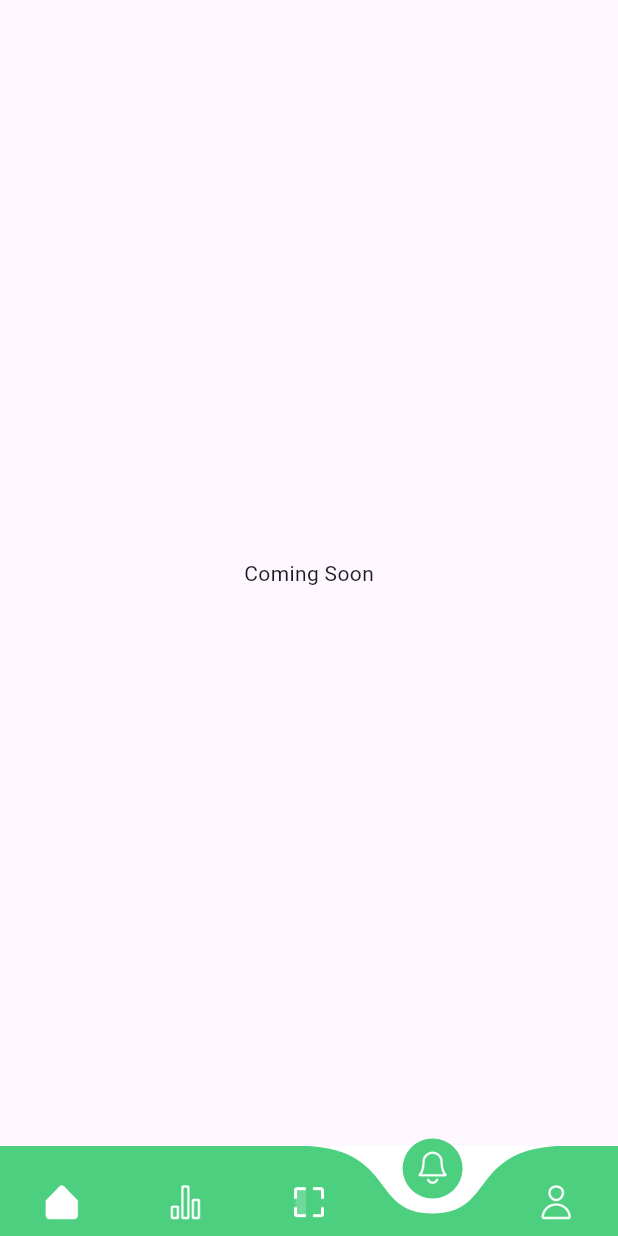
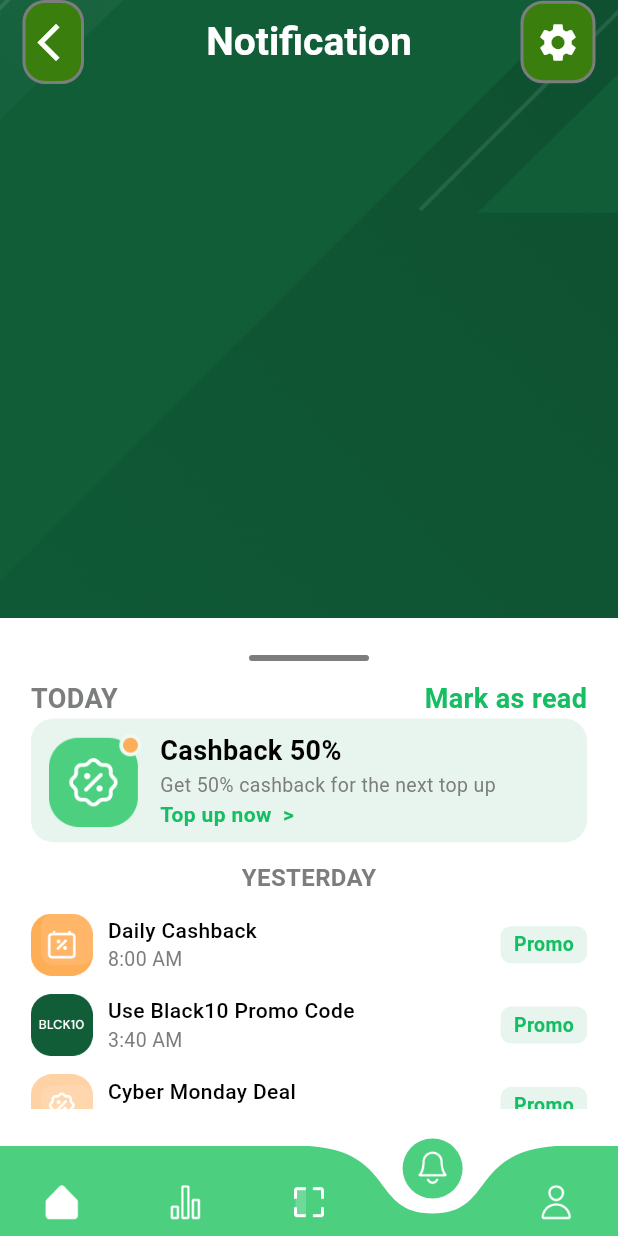
Before and after one commit to asm2212/eca, a Flutter app: the screen it shows after launch, item 4 of the bottom bar chosen, on a phone screen of 412 x 824 dp. Run offline on Flutter 3.47's test engine with Material 3 defaults, Android fonts, the phone set to English and light mode, and no system bars; drawn by our look-alikes of curved_navigation_bar.

Commit message:
notification screen

```diff
--- a/lib/screens/main_screen.dart
+++ b/lib/screens/main_screen.dart
@@ -2,6 +2,7 @@ import 'package:curved_navigation_bar/curved_navigation_bar.dart';
 import 'package:flutter/material.dart';
 import 'package:wpay/screens/blank_screen.dart';
 import 'package:wpay/screens/home_screen.dart';
+import 'package:wpay/screens/notification_screen.dart';
 import 'package:wpay/screens/static_screen.dart';
 import 'package:wpay/utils/constants.dart';
 
@@ -19,7 +20,7 @@ class _MainScreenState extends State<MainScreen> {
     const HomeScreen(),
     const StaticScreen(),
     const BlankScreen(),
-    const BlankScreen(),
+    const NotificationScreen(),
     const BlankScreen(),
   ];
 
--- /dev/null
+++ b/lib/screens/notification_screen.dart
@@ -0,0 +1,535 @@
+import 'package:flutter/material.dart';
+import 'package:wpay/utils/constants.dart';
+
+class NotificationScreen extends StatefulWidget {
+  const NotificationScreen({super.key});
+
+  @override
+  State<NotificationScreen> createState() => _NotificationScreenState();
+}
+
+class _NotificationScreenState extends State<NotificationScreen> {
+  @override
+  Widget build(BuildContext context) {
+    var media = MediaQuery.of(context).size;
+
+    return Scaffold(
+      body: Container(
+        decoration: BoxDecoration(
+          color: Constants.white,
+          borderRadius: const BorderRadius.only(
+            topLeft: Radius.circular(25),
+            topRight: Radius.circular(25),
+          ),
+        ),
+        child: NestedScrollView(
+          headerSliverBuilder: (context, innerBoxIsScrolled) {
+            return [
+              SliverAppBar(
+                backgroundColor: Colors.white,
+                centerTitle: true,
+                elevation: 0,
+                leading: Padding(
+                  padding: const EdgeInsets.only(left: 15),
+                  child: Container(
+                    width: 50,
+                    height: 55,
+                    decoration: BoxDecoration(
+                      color: Constants.primaryText,
+                      borderRadius: BorderRadius.circular(15),
+                      border: Border.all(
+                        color: Constants.secondaryText,
+                        width: 2,                      ),
+                    ),
+                    child: IconButton(
+                      onPressed: () {},
+                      icon: const Icon(
+                        Icons.arrow_back_ios,
+                        size: 30,
+                      ),
+                      color: Constants.white,
+                    ),
+                  ),
+                ),
+
+        title:  Text(
+          'Notification',
+          style: TextStyle(
+            color: Constants.white,
+            fontSize: 26,
+            fontWeight: FontWeight.bold,
+          ),
+        ),
+        actions: [
+          Padding(
+            padding: const EdgeInsets.only(right: 15),
+            child: Container(
+              width: 50,
+              height: 55,
+              decoration: BoxDecoration(
+                color: Constants.primaryText,
+                borderRadius: BorderRadius.circular(15),
+                border: Border.all(
+                  color: Constants.secondaryText,
+                  width: 2,
+                ),
+              ),
+              child: IconButton(
+                onPressed: () {},
+                icon: const Icon(
+                  Icons.settings,
+                  size: 30,
+                ),
+                color: Constants.white,
+              ),
+            ),
+          ),
+        ],
+                expandedHeight: media.width * 1,
+                flexibleSpace: FlexibleSpaceBar(
+                  background: Image.asset(
+                    "assets/images/noti_back.png",
+                    width: media.width,
+                    height: media.width * 0.2,
+                    fit: BoxFit.cover,
+                  ),
+                ),
+              ),
+            ];
+          },
+          body: Container(
+            padding: EdgeInsets.symmetric(
+              horizontal: media.width * 0.05,
+              vertical: media.height * 0.03,
+            ),
+            decoration: const BoxDecoration(
+              color: Colors.white,
+              borderRadius: BorderRadius.only(
+                topLeft: Radius.circular(25),
+                topRight: Radius.circular(25),
+              ),
+            ),
+            child: SingleChildScrollView(
+
+              child: Column(
+                // crossAxisAlignment: CrossAxisAlignment.start,
+                children: [
+                  Container(
+                    height: 4,
+                    width: 80,
+                    decoration: BoxDecoration(
+                      color: Constants.secondaryText,
+                      borderRadius: BorderRadius.circular(3),
+                    ),
+                  ),
+                  SizedBox(height: media.width * 0.03),
+                  Row(
+                    mainAxisAlignment: MainAxisAlignment.spaceBetween,
+                    children: [
+                      Text(
+                        "TODAY",
+                        style: TextStyle(
+                          fontSize: 18,
+                          fontWeight: FontWeight.bold,
+                          color: Constants.secondaryText,
+                        ),
+                      ),
+                      Text(
+                        "Mark as read",
+                        style: TextStyle(
+                          fontSize: 18,
+                          fontWeight: FontWeight.bold,
+                          color: Constants.circleColor,
+                        ),
+                      ),
+
+                    ],
+                  ),
+                 Container(
+                  height: media.height*0.1,
+                  width: media.width,
+                  decoration: BoxDecoration(
+                    color: Constants.rectangleColor,
+                    borderRadius: BorderRadius.circular(15),
+                  ),
+                  child: Padding(
+                    padding: const EdgeInsets.symmetric(horizontal: 12,vertical: 5),
+                    child: Row(
+                      children: [
+                        Image.asset(
+                          "assets/images/today_noti.png",
+                          width: media.width * 0.15,
+                          height: media.width * 0.2,
+                        ),
+                        SizedBox(width: media.width * 0.03),
+                        Column(
+                          mainAxisAlignment: MainAxisAlignment.center,
+                          crossAxisAlignment: CrossAxisAlignment.start,
+                          children: [
+                            Text(
+                              "Cashback 50% ",
+                              style: TextStyle(
+                                fontSize: 18,
+                                fontWeight: FontWeight.w700,
+                                color: Constants.black,
+                              ),
+                            ),
+                            Text(
+                              "Get 50% cashback for the next top up",
+                              style: TextStyle(
+                                fontSize: 13,
+                                fontWeight: FontWeight.normal,
+                                color: Constants.secondaryText,
+                              ),
+                            ),
+                           Text(
+                              "Top up now  >",
+                              style: TextStyle(
+                                fontSize: 14,
+                                fontWeight: FontWeight.bold,
+                                color: Constants.circleColor,
+                              ),
+                            ),
+                          ],
+                        )
+                      ]
+                    ),
+                  ),
+                 ),
+                 SizedBox(height: media.width * 0.03),
+                 Text(
+                  "YESTERDAY",
+                  style: TextStyle(
+                    fontSize: 16,
+                    fontWeight: FontWeight.bold,
+                    color: Constants.secondaryText,
+                  ),
+                  ),
+                  SizedBox(height: media.width * 0.03),
+                  Row(
+                    children: [
+                      Image.asset(
+                        "assets/images/yes1.png",
+                        width: media.width*0.1,
+                        height: media.height*0.05,
+                      ),
+                      const SizedBox(width: 10,),
+                      Column(
+                        mainAxisAlignment: MainAxisAlignment.center,
+                        crossAxisAlignment: CrossAxisAlignment.start,
+                        children: [
+                          Text(
+                            "Daily Cashback",
+                            style: TextStyle(
+                              fontSize: 14,
+                              fontWeight: FontWeight.w500,
+                              color: Constants.black,
+                            )
+                          ),
+                          Text(
+                            "8:00 AM",
+                            style: TextStyle(
+                              fontSize: 13,
+                              fontWeight: FontWeight.w400,
+                              color: Constants.secondaryText,
+                            )
+                          ),
+                        ],
+                      ),
+                      Spacer(),
+                      Container(
+                        height: media.height*0.03,
+                        width: media.width*0.14,
+                        decoration: BoxDecoration(
+                          color: Constants.rectangleColor,
+                          borderRadius: BorderRadius.circular(7),
+                        ),
+                        child: Center(
+                          child: Text(
+                            "Promo",
+                            style: TextStyle(
+                              fontSize: 13,
+                              fontWeight: FontWeight.bold,
+                              color: Constants.circleColor,
+                            ),
+                          ),
+                        ),
+                      )
+                    ],
+                  ),
+                  SizedBox(height: media.width * 0.03),
+                  Row(
+                    children: [
+                      Image.asset(
+                        "assets/images/yes2.png",
+                        width: media.width*0.1,
+                        height: media.height*0.05,
+                      ),
+                      const SizedBox(width: 10,),
+                      Column(
+                        mainAxisAlignment: MainAxisAlignment.center,
+                        crossAxisAlignment: CrossAxisAlignment.start,
+                        children: [
+                          Text(
+                            "Use Black10 Promo Code",
+                            style: TextStyle(
+                              fontSize: 14,
+                              fontWeight: FontWeight.w500,
+                              color: Constants.black,
+                            )
+                          ),
+                          Text(
+                            "3:40 AM",
+                            style: TextStyle(
+                              fontSize: 13,
+                              fontWeight: FontWeight.w400,
+                              color: Constants.secondaryText,
+                            )
+                          ),
+                        ],
+                      ),
+                      Spacer(),
+                      Container(
+                        height: media.height*0.03,
+                        width: media.width*0.14,
+                        decoration: BoxDecoration(
+                          color: Constants.rectangleColor,
+                          borderRadius: BorderRadius.circular(7),
+                        ),
+                        child: Center(
+                          child: Text(
+                            "Promo",
+                            style: TextStyle(
+                              fontSize: 13,
+                              fontWeight: FontWeight.bold,
+                              color: Constants.circleColor,
+                            ),
+                          ),
+                        ),
+                      )
+                    ],
+                  ),SizedBox(height: media.width * 0.03),
+                  Row(
+                    children: [
+                      Image.asset(
+                        "assets/images/yes3.png",
+                        width: media.width*0.1,
+                        height: media.height*0.05,
+                      ),
+                      const SizedBox(width: 10,),
+                      Column(
+                        mainAxisAlignment: MainAxisAlignment.center,
+                        crossAxisAlignment: CrossAxisAlignment.start,
+                        children: [
+                          Text(
+                            "Cyber Monday Deal",
+                            style: TextStyle(
+                              fontSize: 14,
+                              fontWeight: FontWeight.w500,
+                              color: Constants.black,
+                            )
+                          ),
+                          Text(
+                            "10:12 AM",
+                            style: TextStyle(
+                              fontSize: 13,
+                              fontWeight: FontWeight.w400,
+                              color: Constants.secondaryText,
+                            )
+                          ),
+                        ],
+                      ),
+                      Spacer(),
+                      Container(
+                        height: media.height*0.03,
+                        width: media.width*0.14,
+                        decoration: BoxDecoration(
+                          color: Constants.rectangleColor,
+                          borderRadius: BorderRadius.circular(7),
+                        ),
+                        child: Center(
+                          child: Text(
+                            "Promo",
+                            style: TextStyle(
+                              fontSize: 13,
+                              fontWeight: FontWeight.bold,
+                              color: Constants.circleColor,
+                            ),
+                          ),
+                        ),
+                      )
+                    ],
+                  ),SizedBox(height: media.width * 0.03),
+                  Row(
+                    children: [
+                      Image.asset(
+                        "assets/images/yes4.png",
+                        width: media.width*0.1,
+                        height: media.height*0.05,
+                      ),
+                      const SizedBox(width: 10,),
+                      Column(
+                        mainAxisAlignment: MainAxisAlignment.center,
+                        crossAxisAlignment: CrossAxisAlignment.start,
+                        children: [
+                          Text(
+                            "\$100 top up successfully added",
+                            style: TextStyle(
+                              fontSize: 14,
+                              fontWeight: FontWeight.w500,
+                              color: Constants.black,
+                            )
+                          ),
+                          Text(
+                            "9:00 AM",
+                            style: TextStyle(
+                              fontSize: 13,
+                              fontWeight: FontWeight.w400,
+                              color: Constants.secondaryText,
+                            )
+                          ),
+                        ],
+                      ),
+                      Spacer(),
+                      Container(
+                        height: media.height*0.03,
+                        width: media.width*0.14,
+                        decoration: BoxDecoration(
+                          color: Constants.rectangleColor,
+                          borderRadius: BorderRadius.circular(7),
+                        ),
+                        child: Center(
+                          child: Text(
+                            "info",
+                            style: TextStyle(
+                              fontSize: 13,
+                              fontWeight: FontWeight.bold,
+                              color: Constants.circleColor,
+                            ),
+                          ),
+                        ),
+                      )
+                    ],
+                  ),
+                   SizedBox(height: media.width * 0.03),
+                 Text(
+                  "LAST 7 DAY",
+                  style: TextStyle(
+                    fontSize: 16,
+                    fontWeight: FontWeight.bold,
+                    color: Constants.secondaryText,
+                  ),
+                  ),
+                  SizedBox(height: media.width * 0.03),
+                  Row(
+                    children: [
+                      Image.asset(
+                        "assets/images/L1.png",
+                        width: media.width*0.1,
+                        height: media.height*0.05,
+                      ),
+                      const SizedBox(width: 10,),
+                      Column(
+                        mainAxisAlignment: MainAxisAlignment.center,
+                        crossAxisAlignment: CrossAxisAlignment.start,
+                        children: [
+                          Text(
+                            "Use Nov10 Promo Code",
+                            style: TextStyle(
+                              fontSize: 14,
+                              fontWeight: FontWeight.w500,
+                              color: Constants.black,
+                            )
+                          ),
+                          Text(
+                            "8:00 AM",
+                            style: TextStyle(
+                              fontSize: 13,
+                              fontWeight: FontWeight.w400,
+                              color: Constants.secondaryText,
+                            )
+                          ),
+                        ],
+                      ),
+                      Spacer(),
+                      Container(
+                        height: media.height*0.03,
+                        width: media.width*0.14,
+                        decoration: BoxDecoration(
+                          color: Constants.rectangleColor,
+                          borderRadius: BorderRadius.circular(7),
+                        ),
+                        child: Center(
+                          child: Text(
+                            "Promo",
+                            style: TextStyle(
+                              fontSize: 13,
+                              fontWeight: FontWeight.bold,
+                              color: Constants.circleColor,
+                            ),
+                          ),
+                        ),
+                      )
+                    ],
+                  ),
+                  SizedBox(height: media.width * 0.03),
+                  Row(
+                    children: [
+                      Image.asset(
+                        "assets/images/L2.png",
+                        width: media.width*0.1,
+                        height: media.height*0.05,
+                      ),
+                      const SizedBox(width: 10,),
+                      Column(
+                        mainAxisAlignment: MainAxisAlignment.center,
+                        crossAxisAlignment: CrossAxisAlignment.start,
+                        children: [
+                          Text(
+                            "30% Black Friday Sale",
+                            style: TextStyle(
+                              fontSize: 14,
+                              fontWeight: FontWeight.w500,
+                              color: Constants.black,
+                            )
+                          ),
+                          Text(
+                            "3:40 AM",
+                            style: TextStyle(
+                              fontSize: 13,
+                              fontWeight: FontWeight.w400,
+                              color: Constants.secondaryText,
+                            )
+                          ),
+                        ],
+                      ),
+                      Spacer(),
+                      Container(
+                        height: media.height*0.03,
+                        width: media.width*0.14,
+                        decoration: BoxDecoration(
+                          color: Constants.rectangleColor,
+                          borderRadius: BorderRadius.circular(7),
+                        ),
+                        child: Center(
+                          child: Text(
+                            "Promo",
+                            style: TextStyle(
+                              fontSize: 13,
+                              fontWeight: FontWeight.bold,
+                              color: Constants.circleColor,
+                            ),
+                          ),
+                        ),
+                      )
+                    ],
+                  ),SizedBox(height: media.width * 0.03),
+                ],
+              ),
+            ),
+          ),
+        ),
+      ),
+    );
+  }
+}
```
Also changed, not shown: assets/images/L1.png (added), assets/images/L2.png (added), assets/images/image.png (added), assets/images/noti_back.png (added), assets/images/today_noti.png (added), assets/images/yes1.png (added), assets/images/yes2.png (added), assets/images/yes3.png (added), assets/images/yes4.png (added).
